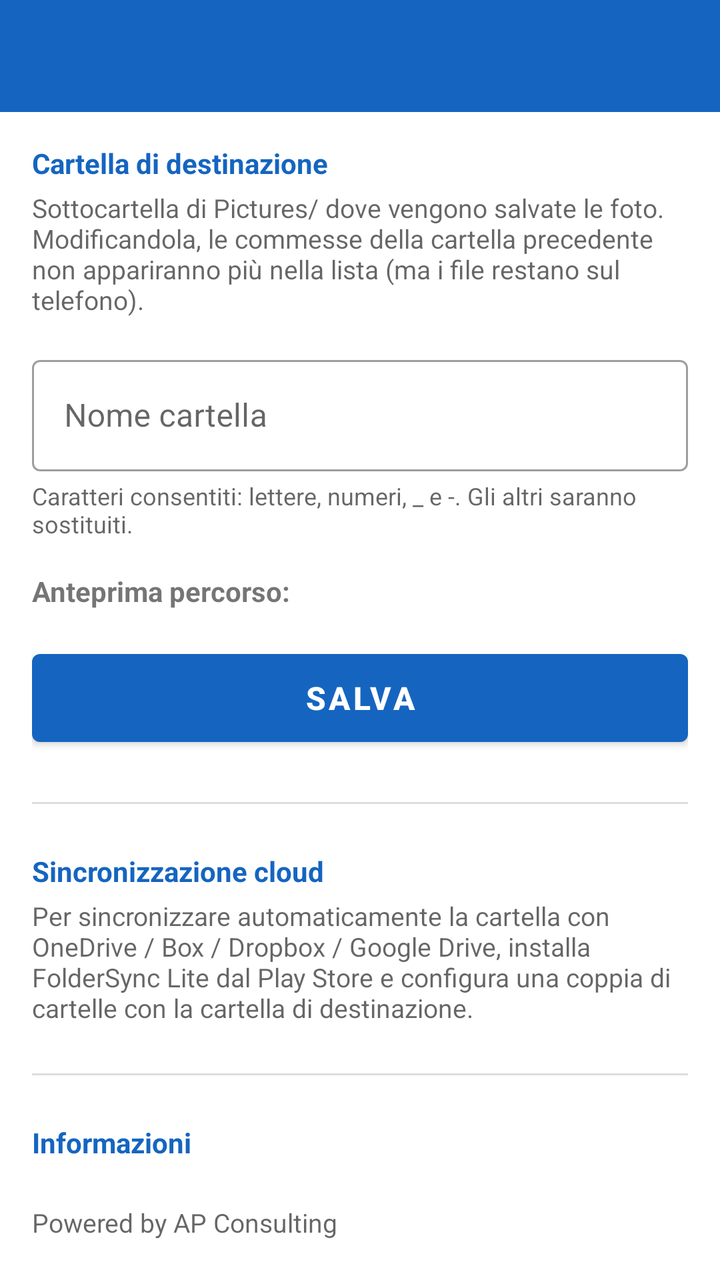
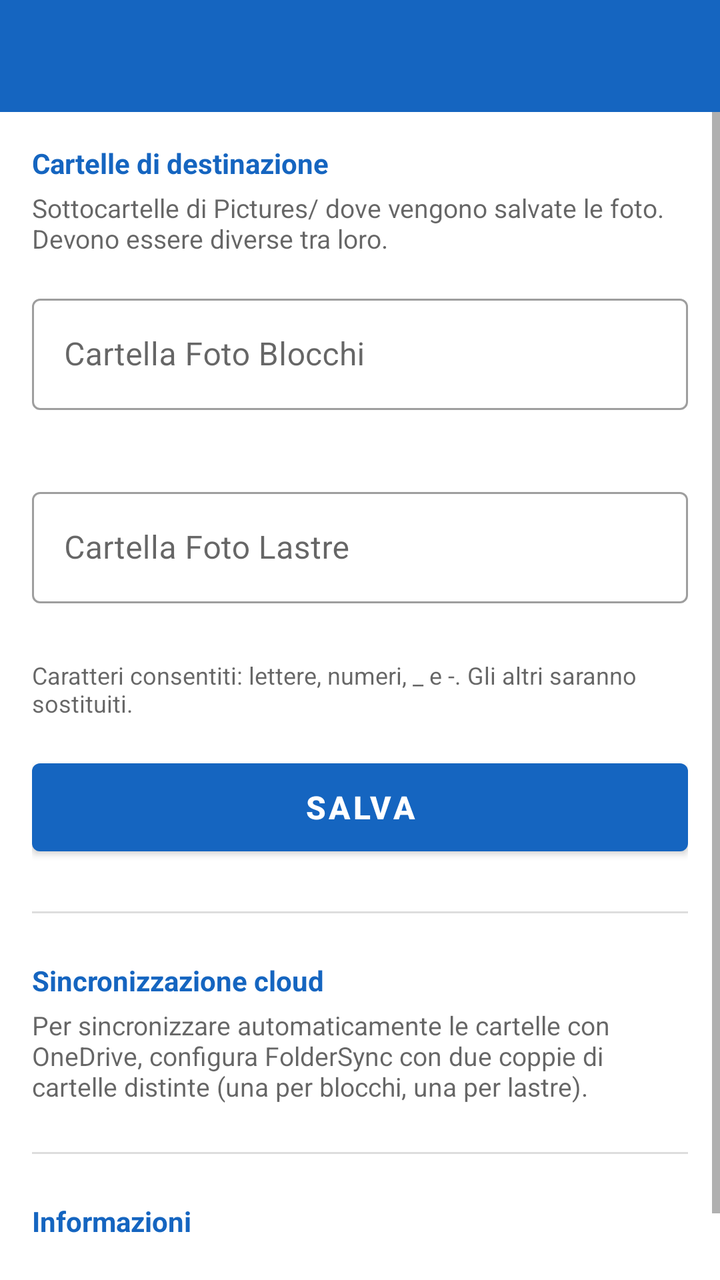

Two renders of the same Android screen: before a commit and after it. Below are the layout's source before the change and the commit's diff.
<!-- AndroidManifest.xml: application theme Theme.FotoCommesse -->
<!-- res/layout/activity_settings.xml -->
<?xml version="1.0" encoding="utf-8"?>
<LinearLayout xmlns:android="http://schemas.android.com/apk/res/android"
    xmlns:app="http://schemas.android.com/apk/res-auto"
    android:layout_width="match_parent"
    android:layout_height="match_parent"
    android:fitsSystemWindows="true"
    android:orientation="vertical">

    <com.google.android.material.appbar.MaterialToolbar
        android:id="@+id/toolbar"
        android:layout_width="match_parent"
        android:layout_height="?attr/actionBarSize"
        android:background="?attr/colorPrimary"
        android:theme="@style/ThemeOverlay.MaterialComponents.Dark.ActionBar"
        app:titleTextColor="@android:color/white" />

    <ScrollView
        android:layout_width="match_parent"
        android:layout_height="0dp"
        android:layout_weight="1">

        <LinearLayout
            android:layout_width="match_parent"
            android:layout_height="wrap_content"
            android:orientation="vertical"
            android:padding="16dp">

            <TextView
                android:layout_width="wrap_content"
                android:layout_height="wrap_content"
                android:text="@string/settings_section_folder"
                android:textColor="?attr/colorPrimary"
                android:textSize="14sp"
                android:textStyle="bold" />

            <TextView
                android:layout_width="match_parent"
                android:layout_height="wrap_content"
                android:layout_marginTop="4dp"
                android:text="@string/settings_folder_description"
                android:textColor="?android:attr/textColorSecondary"
                android:textSize="13sp" />

            <com.google.android.material.textfield.TextInputLayout
                android:id="@+id/tilFolderName"
                style="@style/Widget.MaterialComponents.TextInputLayout.OutlinedBox"
                android:layout_width="match_parent"
                android:layout_height="wrap_content"
                android:layout_marginTop="16dp"
                android:hint="@string/settings_folder_hint">

                <com.google.android.material.textfield.TextInputEditText
                    android:id="@+id/etFolderName"
                    android:layout_width="match_parent"
                    android:layout_height="wrap_content"
                    android:inputType="text|textNoSuggestions"
                    android:maxLines="1" />
            </com.google.android.material.textfield.TextInputLayout>

            <TextView
                android:layout_width="match_parent"
                android:layout_height="wrap_content"
                android:layout_marginTop="4dp"
                android:text="@string/settings_folder_helper"
                android:textColor="?android:attr/textColorSecondary"
                android:textSize="12sp" />

            <LinearLayout
                android:layout_width="match_parent"
                android:layout_height="wrap_content"
                android:layout_marginTop="16dp"
                android:orientation="horizontal">

                <TextView
                    android:layout_width="wrap_content"
                    android:layout_height="wrap_content"
                    android:text="@string/settings_preview_label"
                    android:textSize="14sp"
                    android:textStyle="bold" />

                <TextView
                    android:id="@+id/tvPreview"
                    android:layout_width="wrap_content"
                    android:layout_height="wrap_content"
                    android:layout_marginStart="6dp"
                    android:fontFamily="monospace"
                    android:textColor="?attr/colorPrimary"
                    android:textSize="14sp" />
            </LinearLayout>

            <com.google.android.material.button.MaterialButton
                android:id="@+id/btnSave"
                android:layout_width="match_parent"
                android:layout_height="56dp"
                android:layout_marginTop="16dp"
                android:text="@string/btn_save"
                android:textSize="16sp"
                android:textStyle="bold" />

            <View
                android:layout_width="match_parent"
                android:layout_height="1dp"
                android:layout_marginVertical="24dp"
                android:background="#22000000" />

            <TextView
                android:layout_width="wrap_content"
                android:layout_height="wrap_content"
                android:text="@string/settings_section_sync"
                android:textColor="?attr/colorPrimary"
                android:textSize="14sp"
                android:textStyle="bold" />

            <TextView
                android:layout_width="match_parent"
                android:layout_height="wrap_content"
                android:layout_marginTop="4dp"
                android:text="@string/settings_sync_description"
                android:textColor="?android:attr/textColorSecondary"
                android:textSize="13sp" />

            <View
                android:layout_width="match_parent"
                android:layout_height="1dp"
                android:layout_marginVertical="24dp"
                android:background="#22000000" />

            <TextView
                android:layout_width="wrap_content"
                android:layout_height="wrap_content"
                android:text="@string/settings_section_info"
                android:textColor="?attr/colorPrimary"
                android:textSize="14sp"
                android:textStyle="bold" />

            <TextView
                android:id="@+id/tvVersion"
                android:layout_width="wrap_content"
                android:layout_height="wrap_content"
                android:layout_marginTop="4dp"
                android:textSize="13sp" />

            <TextView
                android:layout_width="wrap_content"
                android:layout_height="wrap_content"
                android:text="@string/powered_by"
                android:textColor="?android:attr/textColorSecondary"
                android:textSize="13sp" />

        </LinearLayout>
    </ScrollView>

</LinearLayout>
<!-- resources referenced by this layout -->
<resources>
  <string name="btn_save">SALVA</string>
  <string name="powered_by">Powered by AP Consulting</string>
  <string name="settings_folder_description">Sottocartella di Pictures/ dove vengono salvate le foto. Modificandola, le commesse della cartella precedente non appariranno più nella lista (ma i file restano sul telefono).</string>
  <string name="settings_folder_helper">Caratteri consentiti: lettere, numeri, _ e -. Gli altri saranno sostituiti.</string>
  <string name="settings_folder_hint">Nome cartella</string>
  <string name="settings_preview_label">Anteprima percorso:</string>
  <string name="settings_section_folder">Cartella di destinazione</string>
  <string name="settings_section_info">Informazioni</string>
  <string name="settings_section_sync">Sincronizzazione cloud</string>
  <string name="settings_sync_description">Per sincronizzare automaticamente la cartella con OneDrive / Box / Dropbox / Google Drive, installa FolderSync Lite dal Play Store e configura una coppia di cartelle con la cartella di destinazione.</string>
  <style name="Theme.FotoCommesse" parent="Theme.MaterialComponents.DayNight.NoActionBar">
          <item name="colorPrimary">@color/primary</item>
          <item name="colorPrimaryDark">@color/primary_dark</item>
          <item name="colorAccent">@color/accent</item>
      </style>
  <color name="primary">#1565C0</color>
  <color name="primary_dark">#0D47A1</color>
  <color name="accent">#FF6F00</color>
</resources>

<!-- the commit's change to res/layout/activity_settings.xml (unified diff, before → after) -->
@@ -42,15 +42,15 @@
                 android:textSize="13sp" />
 
             <com.google.android.material.textfield.TextInputLayout
-                android:id="@+id/tilFolderName"
+                android:id="@+id/tilFolderBlocchi"
                 style="@style/Widget.MaterialComponents.TextInputLayout.OutlinedBox"
                 android:layout_width="match_parent"
                 android:layout_height="wrap_content"
                 android:layout_marginTop="16dp"
-                android:hint="@string/settings_folder_hint">
+                android:hint="@string/settings_folder_blocchi_hint">
 
                 <com.google.android.material.textfield.TextInputEditText
-                    android:id="@+id/etFolderName"
+                    android:id="@+id/etFolderBlocchi"
                     android:layout_width="match_parent"
                     android:layout_height="wrap_content"
                     android:inputType="text|textNoSuggestions"
@@ -58,35 +58,46 @@
             </com.google.android.material.textfield.TextInputLayout>
 
             <TextView
+                android:id="@+id/tvPreviewBlocchi"
                 android:layout_width="match_parent"
                 android:layout_height="wrap_content"
-                android:layout_marginTop="4dp"
+                android:layout_marginTop="2dp"
+                android:fontFamily="monospace"
+                android:textColor="?attr/colorPrimary"
+                android:textSize="13sp" />
+
+            <com.google.android.material.textfield.TextInputLayout
+                android:id="@+id/tilFolderLastre"
+                style="@style/Widget.MaterialComponents.TextInputLayout.OutlinedBox"
+                android:layout_width="match_parent"
+                android:layout_height="wrap_content"
+                android:layout_marginTop="16dp"
+                android:hint="@string/settings_folder_lastre_hint">
+
+                <com.google.android.material.textfield.TextInputEditText
+                    android:id="@+id/etFolderLastre"
+                    android:layout_width="match_parent"
+                    android:layout_height="wrap_content"
+                    android:inputType="text|textNoSuggestions"
+                    android:maxLines="1" />
+            </com.google.android.material.textfield.TextInputLayout>
+
+            <TextView
+                android:id="@+id/tvPreviewLastre"
+                android:layout_width="match_parent"
+                android:layout_height="wrap_content"
+                android:layout_marginTop="2dp"
+                android:fontFamily="monospace"
+                android:textColor="?attr/colorPrimary"
+                android:textSize="13sp" />
+
+            <TextView
+                android:layout_width="match_parent"
+                android:layout_height="wrap_content"
+                android:layout_marginTop="8dp"
                 android:text="@string/settings_folder_helper"
                 android:textColor="?android:attr/textColorSecondary"
                 android:textSize="12sp" />
-
-            <LinearLayout
-                android:layout_width="match_parent"
-                android:layout_height="wrap_content"
-                android:layout_marginTop="16dp"
-                android:orientation="horizontal">
-
-                <TextView
-                    android:layout_width="wrap_content"
-                    android:layout_height="wrap_content"
-                    android:text="@string/settings_preview_label"
-                    android:textSize="14sp"
-                    android:textStyle="bold" />
-
-                <TextView
-                    android:id="@+id/tvPreview"
-                    android:layout_width="wrap_content"
-                    android:layout_height="wrap_content"
-                    android:layout_marginStart="6dp"
-                    android:fontFamily="monospace"
-                    android:textColor="?attr/colorPrimary"
-                    android:textSize="14sp" />
-            </LinearLayout>
 
             <com.google.android.material.button.MaterialButton
                 android:id="@+id/btnSave"
<!-- resource entries referenced after the edit -->
@@ -2,14 +2,14 @@
 <resources>
   <string name="btn_save">SALVA</string>
   <string name="powered_by">Powered by AP Consulting</string>
-  <string name="settings_folder_description">Sottocartella di Pictures/ dove vengono salvate le foto. Modificandola, le commesse della cartella precedente non appariranno più nella lista (ma i file restano sul telefono).</string>
+  <string name="settings_folder_blocchi_hint">Cartella Foto Blocchi</string>
+  <string name="settings_folder_description">Sottocartelle di Pictures/ dove vengono salvate le foto. Devono essere diverse tra loro.</string>
   <string name="settings_folder_helper">Caratteri consentiti: lettere, numeri, _ e -. Gli altri saranno sostituiti.</string>
-  <string name="settings_folder_hint">Nome cartella</string>
-  <string name="settings_preview_label">Anteprima percorso:</string>
-  <string name="settings_section_folder">Cartella di destinazione</string>
+  <string name="settings_folder_lastre_hint">Cartella Foto Lastre</string>
+  <string name="settings_section_folder">Cartelle di destinazione</string>
   <string name="settings_section_info">Informazioni</string>
   <string name="settings_section_sync">Sincronizzazione cloud</string>
-  <string name="settings_sync_description">Per sincronizzare automaticamente la cartella con OneDrive / Box / Dropbox / Google Drive, installa FolderSync Lite dal Play Store e configura una coppia di cartelle con la cartella di destinazione.</string>
+  <string name="settings_sync_description">Per sincronizzare automaticamente le cartelle con OneDrive, configura FolderSync con due coppie di cartelle distinte (una per blocchi, una per lastre).</string>
   <style name="Theme.FotoCommesse" parent="Theme.MaterialComponents.DayNight.NoActionBar">
           <item name="colorPrimary">@color/primary</item>
           <item name="colorPrimaryDark">@color/primary_dark</item>
